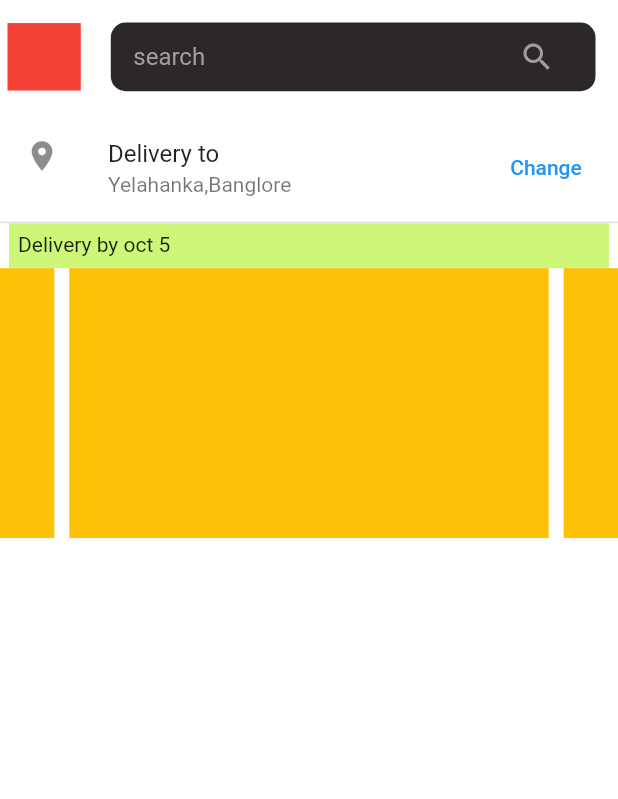
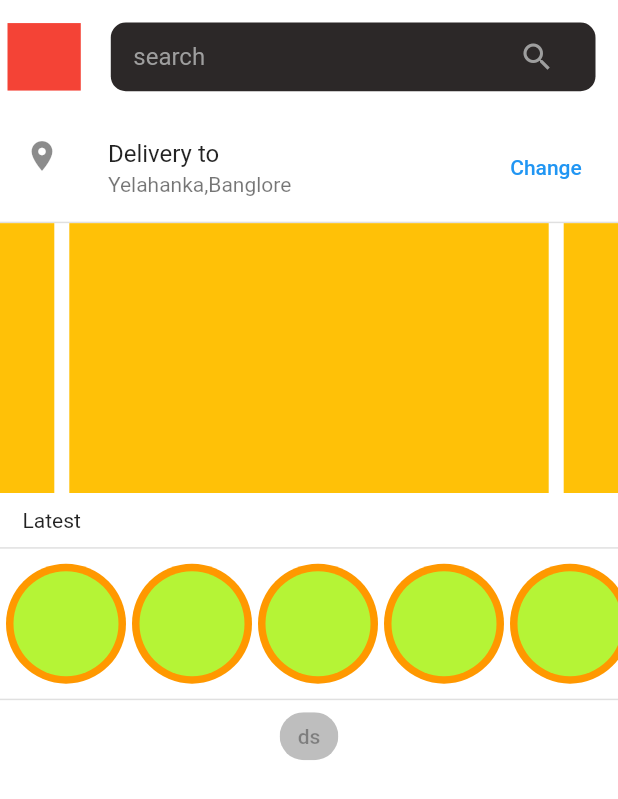
Before and after one commit to sayanths/ecommerce_machine_test, a Flutter app: the screen it shows after launch, on a phone screen of 412 x 824 dp. Shown: the top 799 px of the screen. Run offline on Flutter 3.47's test engine with Material 2 defaults, Android fonts, the phone set to English and light mode, and no system bars; drawn by our look-alikes of carousel_slider.

Commit message:
choice chip started adding

```diff
--- a/lib/app/home_page/view/home_page.dart
+++ b/lib/app/home_page/view/home_page.dart
@@ -17,7 +17,7 @@ class HomePage extends StatelessWidget {
               children: [
                 Expanded(
                   child: Container(
-                    margin: EdgeInsets.symmetric(horizontal: 5),
+                    margin: const EdgeInsets.symmetric(horizontal: 5),
                     height: 45,
                     width: 55,
                     color: Colors.red,
@@ -26,7 +26,8 @@ class HomePage extends StatelessWidget {
                 Expanded(
                   flex: 6,
                   child: Padding(
-                    padding: const EdgeInsets.symmetric(horizontal: 15, vertical: 15),
+                    padding: const EdgeInsets.symmetric(
+                        horizontal: 15, vertical: 15),
                     child: Search(
                       size: size,
                     ),
@@ -35,41 +36,72 @@ class HomePage extends StatelessWidget {
               ],
             ),
             ListTile(
-            leading: Icon(Icons.place),
-            title: Text("Delivery to"),
-            subtitle: Text("Yelahanka,Banglore"),
-            trailing: TextButton(onPressed: (){}, child: Text("Change")),
+              leading: const Icon(Icons.place),
+              title: const Text("Delivery to"),
+              subtitle: const Text("Yelahanka,Banglore"),
+              trailing:
+                  TextButton(onPressed: () {}, child: const Text("Change")),
             ),
-            Divider(
+            const Divider(
               height: 1,
               thickness: 1,
             ),
-            Container(
-              height: 30,
-              width: 400,
-              color: Color.fromARGB(255, 206, 246, 120),
-              child: Padding(
-                padding: const EdgeInsets.all(6.0),
-                child: Text("Delivery by oct 5",textAlign: TextAlign.start,),
-              ),
-            ),
+
             CarouselSlider(
               options: CarouselOptions(height: 180.0),
-  items: [1,2,3,4,5].map((i) {
+              items: [1, 2, 3, 4, 5].map((i) {
                 return Builder(
                   builder: (BuildContext context) {
                     return Container(
                       width: MediaQuery.of(context).size.width,
-          margin: EdgeInsets.symmetric(horizontal: 5.0),
-          decoration: BoxDecoration(
-            color: Colors.amber
-          ),
+                      margin: const EdgeInsets.symmetric(horizontal: 5.0),
+                      decoration: const BoxDecoration(color: Colors.amber),
+
                       /// child: Text('text $i', style: TextStyle(fontSize: 16.0),)
                     );
                   },
                 );
               }).toList(),
-)
+            ),
+
+            Padding(
+              padding: const EdgeInsets.symmetric(horizontal: 15,vertical: 10),
+              child: Align(
+                alignment: Alignment.centerLeft,
+                child: const Text("Latest")),
+            ),
+             const Divider(
+              height: 1,
+              thickness: 1,
+            ),
+            LimitedBox(
+              maxHeight: 100,
+              child: ListView.builder(
+                  padding: const EdgeInsets.all(2),
+                  scrollDirection: Axis.horizontal,
+                  itemCount: 10,
+                  itemBuilder: ((context, index) {
+                    return const Padding(
+                      padding: EdgeInsets.all(2.0),
+                      child: CircleAvatar(
+                        backgroundColor: Colors.orange,
+                        radius: 40,
+                        child: Padding(
+                          padding: EdgeInsets.all(3.0),
+                          child: CircleAvatar(
+                            radius: 35,
+                            backgroundColor: Color.fromARGB(255, 181, 244, 54),
+                          ),
+                        ),
+                      ),
+                    );
+                  })),
+            ),
+             const Divider(
+              height: 1,
+              thickness: 1,
+            ),
+            ChoiceChip(label: Text("ds"), selected: true)
           ],
         ),
       ),
```
Lines whose indentation alone changed are shown as unchanged.
